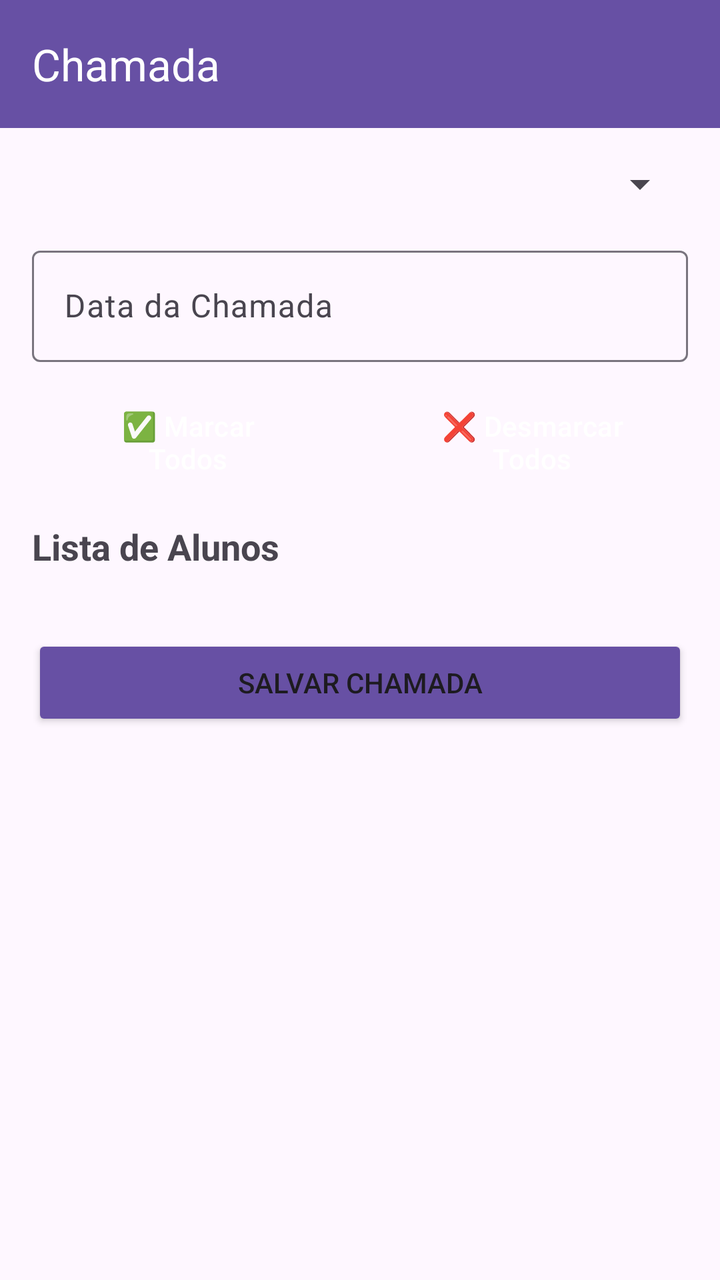
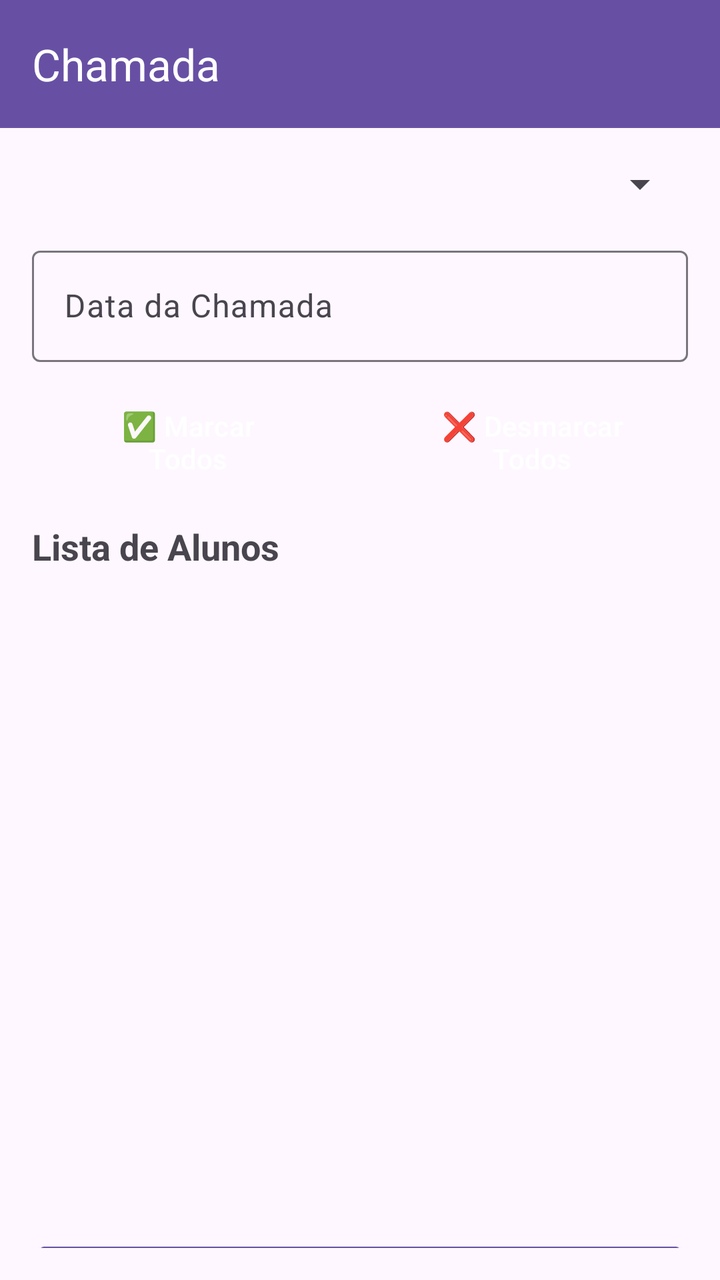

Compare the two renders of this Android layout. The source of the first and the diff that turns it into the second are given below.
<!-- AndroidManifest.xml: application theme Theme.FrequenciaEscolar -->
<!-- res/layout/activity_chamada.xml -->
<?xml version="1.0" encoding="utf-8"?>
<LinearLayout xmlns:android="http://schemas.android.com/apk/res/android"
    xmlns:app="http://schemas.android.com/apk/res-auto"
    android:layout_width="match_parent"
    android:layout_height="match_parent"
    android:orientation="vertical">

    <androidx.appcompat.widget.Toolbar
        android:id="@+id/toolbar"
        android:layout_width="match_parent"
        android:layout_height="?attr/actionBarSize"
        android:background="?attr/colorPrimary"
        android:theme="@style/ThemeOverlay.AppCompat.Dark.ActionBar"
        app:title="Chamada"
        app:titleTextColor="@android:color/white" />

    <ScrollView
        android:layout_width="match_parent"
        android:layout_height="match_parent"
        android:padding="16dp">

        <LinearLayout
            android:layout_width="match_parent"
            android:layout_height="wrap_content"
            android:orientation="vertical">

            
            <com.google.android.material.textfield.TextInputLayout
                android:layout_width="match_parent"
                android:layout_height="wrap_content"
                android:hint="Turma">

                <Spinner
                    android:id="@+id/spinnerTurma"
                    android:layout_width="match_parent"
                    android:layout_height="wrap_content" />

            </com.google.android.material.textfield.TextInputLayout>

            
            <com.google.android.material.textfield.TextInputLayout
                android:layout_width="match_parent"
                android:layout_height="wrap_content"
                android:layout_marginTop="16dp"
                android:hint="Data da Chamada">

                <com.google.android.material.textfield.TextInputEditText
                    android:id="@+id/etData"
                    android:layout_width="match_parent"
                    android:layout_height="wrap_content"
                    android:focusable="false"
                    android:cursorVisible="false"
                    android:inputType="date" />

            </com.google.android.material.textfield.TextInputLayout>

            
            <LinearLayout
                android:layout_width="match_parent"
                android:layout_height="wrap_content"
                android:orientation="horizontal"
                android:layout_marginTop="16dp"
                android:weightSum="2">

                <Button
                    android:id="@+id/btnMarcarTodos"
                    android:layout_width="0dp"
                    android:layout_height="wrap_content"
                    android:layout_weight="1"
                    android:layout_marginEnd="8dp"
                    android:text="✅ Marcar Todos"
                    android:backgroundTint="@android:color/holo_green_dark"
                    android:textColor="@android:color/white"
                    style="@style/Widget.Material3.Button.OutlinedButton" />

                <Button
                    android:id="@+id/btnDesmarcarTodos"
                    android:layout_width="0dp"
                    android:layout_height="wrap_content"
                    android:layout_weight="1"
                    android:layout_marginStart="8dp"
                    android:text="❌ Desmarcar Todos"
                    android:backgroundTint="@android:color/holo_red_dark"
                    android:textColor="@android:color/white"
                    style="@style/Widget.Material3.Button.OutlinedButton" />

            </LinearLayout>

            
            <TextView
                android:layout_width="match_parent"
                android:layout_height="wrap_content"
                android:layout_marginTop="16dp"
                android:text="Lista de Alunos"
                android:textSize="18sp"
                android:textStyle="bold" />

            <androidx.recyclerview.widget.RecyclerView
                android:id="@+id/rvAlunos"
                android:layout_width="match_parent"
                android:layout_height="wrap_content"
                android:layout_marginTop="8dp"
                android:nestedScrollingEnabled="false" />

            <TextView
                android:id="@+id/tvEmpty"
                android:layout_width="match_parent"
                android:layout_height="wrap_content"
                android:text="Selecione uma turma para carregar os alunos"
                android:textAlignment="center"
                android:textSize="14sp"
                android:padding="32dp"
                android:visibility="gone" />

            
            <Button
                android:id="@+id/btnSalvar"
                android:layout_width="match_parent"
                android:layout_height="wrap_content"
                android:layout_marginTop="24dp"
                android:text="Salvar Chamada"
                android:backgroundTint="?attr/colorPrimary" />

            <Button
                android:id="@+id/btnEditar"
                android:layout_width="match_parent"
                android:layout_height="wrap_content"
                android:layout_marginTop="8dp"
                android:text="Editar Chamada Existente"
                android:backgroundTint="@android:color/holo_orange_dark"
                android:visibility="gone" />

        </LinearLayout>

    </ScrollView>

</LinearLayout>
<!-- resources referenced by this layout -->
<resources>
  <style name="Theme.FrequenciaEscolar" parent="Base.Theme.FrequenciaEscolar" />
  <style name="Base.Theme.FrequenciaEscolar" parent="Theme.Material3.DayNight.NoActionBar">
          
          <item name="popupMenuStyle">@style/MenuPopupStyle</item>
          <item name="actionOverflowMenuStyle">@style/MenuPopupStyle</item>
      </style>
  <style name="MenuPopupStyle">
          <item name="android:popupBackground">#2D2D2D</item>
          <item name="android:textColor">#FFFFFF</item>
      </style>
</resources>

<!-- the commit's change to res/layout/activity_chamada.xml (unified diff, before → after) -->
@@ -14,7 +14,7 @@
         app:title="Chamada"
         app:titleTextColor="@android:color/white" />
 
-    <ScrollView
+    <androidx.core.widget.NestedScrollView
         android:layout_width="match_parent"
         android:layout_height="match_parent"
         android:padding="16dp">
@@ -100,7 +100,8 @@
                 android:layout_width="match_parent"
                 android:layout_height="wrap_content"
                 android:layout_marginTop="8dp"
-                android:nestedScrollingEnabled="false" />
+                android:nestedScrollingEnabled="false"
+                android:minHeight="300dp" />
 
             <TextView
                 android:id="@+id/tvEmpty"
@@ -132,6 +133,6 @@
 
         </LinearLayout>
 
-    </ScrollView>
+    </androidx.core.widget.NestedScrollView>
 
 </LinearLayout>
